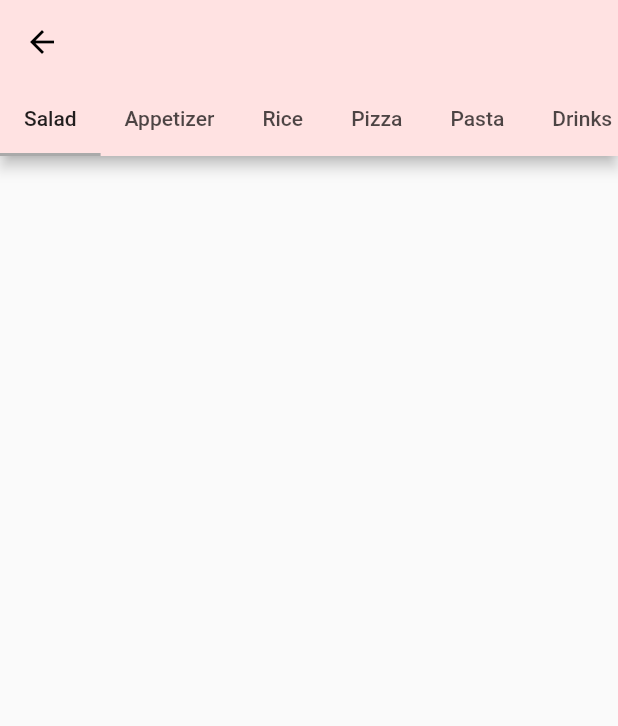
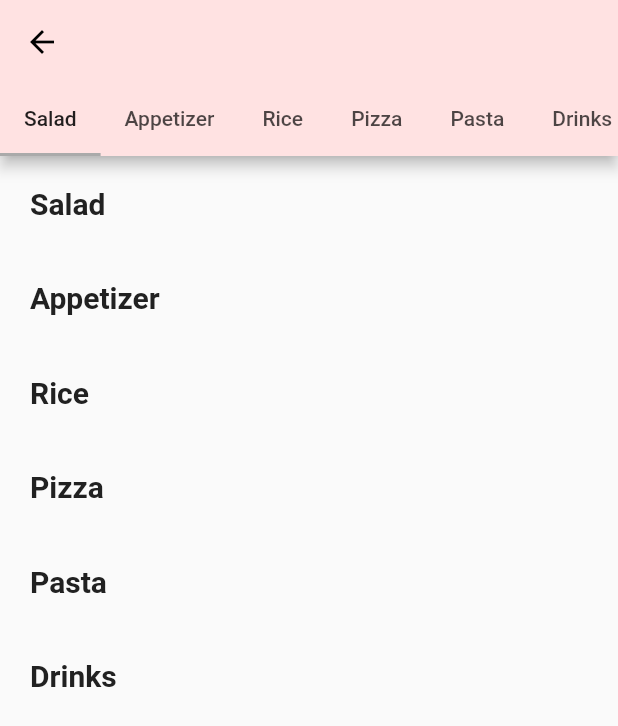
Before and after one commit to AliAkberAakash/food-panda-clone, a Flutter app: the MainBodyHome screen opened directly, on a phone screen of 412 x 824 dp. Shown: the top 726 px of the screen. Run offline on Flutter 3.47's test engine with Material 2 defaults, Android fonts, the phone set to English and light mode, and no system bars; our stand-ins replace bloc, data_connection_checker, dio, equatable, flutter_bloc, get_it and 1 more; accounts and stored records are empty; network calls fail; Roboto replaces fonts that are missing (Georgia, Montserrat).

Commit message:
added category test

```diff
--- a/lib/data/models/restaurant_details/food_item.dart
+++ b/lib/data/models/restaurant_details/food_item.dart
@@ -1,10 +1,11 @@
-import 'package:flutter/cupertino.dart';
+import 'package:flutter/material.dart';
 
 class FoodItem {
   String name;
+  String shortDescription;
   double price;
   String image = "";
 
-  FoodItem({@required this.name, @required this.price, this.image});
+  FoodItem({@required this.name,@required this.shortDescription, @required this.price, this.image});
 
 }
--- /dev/null
+++ b/lib/ui/features/home/widgets/category_widget.dart
@@ -0,0 +1,53 @@
+import 'package:flutter/material.dart';
+import 'package:food_panda_clone/data/models/restaurant_details/food_category.dart';
+import 'package:food_panda_clone/data/models/restaurant_details/food_item.dart';
+import 'package:food_panda_clone/utils/my_colors.dart';
+
+class CategoryWidget extends StatefulWidget {
+
+  final FoodCategory category;
+  final List<FoodItem> itemList;
+
+  const CategoryWidget({@required this.category, @required this.itemList});
+
+  @override
+  _CategoryWidgetState createState() => _CategoryWidgetState();
+}
+
+class _CategoryWidgetState extends State<CategoryWidget> {
+  @override
+  Widget build(BuildContext context) {
+    return Column(
+      crossAxisAlignment: CrossAxisAlignment.start,
+      children: [
+        Padding(
+          padding: const EdgeInsets.fromLTRB(20, 20, 0, 10),
+          child: Text(
+            widget.category.name,
+            style: TextStyle(
+              fontSize: 20,
+              fontWeight: FontWeight.bold,
+              color: text_color1,
+              fontFamily: "Montserrat"
+            ),
+          ),
+        ),
+        SizedBox(
+          height: 10,
+        ),
+        /*ListView.builder(
+          itemCount: widget.itemList.length,
+          itemBuilder: (context, index){
+            return Text(
+              widget.category.name,
+              style: TextStyle(
+                fontSize: 16,
+                fontWeight: FontWeight.bold,
+              ),
+            );
+          }
+        )*/
+      ],
+    );
+  }
+}
--- a/lib/ui/features/home/widgets/main_body_home.dart
+++ b/lib/ui/features/home/widgets/main_body_home.dart
@@ -1,5 +1,6 @@
 import 'package:flutter/material.dart';
 import 'package:food_panda_clone/data/models/restaurant_details/food_category.dart';
+import 'package:food_panda_clone/ui/features/home/widgets/category_widget.dart';
 import 'package:food_panda_clone/utils/data.dart';
 
 class MainBodyHome extends StatefulWidget {
@@ -45,6 +46,12 @@ class _MainBodyHomeState extends State<MainBodyHome> {
                 tabs: tabs,
               ),
             ),
+            body: ListView.builder(
+              itemCount: tabTextList.length,
+                itemBuilder: (context, index){
+                  return CategoryWidget(category:tabTextList[index], itemList: APP_DATA[tabTextList[index]],);
+                }
+            ),
           );
         }
         ),
--- a/lib/utils/data.dart
+++ b/lib/utils/data.dart
@@ -5,80 +5,148 @@ import 'package:food_panda_clone/data/models/restaurant_details/food_item.dart';
   FoodCategory(name: "Salad") : [
     FoodItem(
       name: "Mixed Raita",
+      shortDescription: "Lorem ipsum dolor sit amet, consectetur adipiscing elit, "
+          "sed do eiusmod tempor incididunt ut labore et dolore magna aliqua. "
+          "Ut enim ad minim veniam, quis nostrud exercitation ullamco laboris "
+          "nisi ut aliquip ex ea commodo consequat.",
       price: 150.00,
     ),
     FoodItem(
       name: "Onion Raita",
+      shortDescription: "Lorem ipsum dolor sit amet, consectetur adipiscing elit, "
+          "sed do eiusmod tempor incididunt ut labore et dolore magna aliqua. "
+          "Ut enim ad minim veniam, quis nostrud exercitation ullamco laboris "
+          "nisi ut aliquip ex ea commodo consequat.",
       price: 150.00,
     ),
   ],
   FoodCategory(name : "Appetizer") : [
     FoodItem(
       name: "Chicken Lollipop",
+      shortDescription: "Lorem ipsum dolor sit amet, consectetur adipiscing elit, "
+          "sed do eiusmod tempor incididunt ut labore et dolore magna aliqua. "
+          "Ut enim ad minim veniam, quis nostrud exercitation ullamco laboris "
+          "nisi ut aliquip ex ea commodo consequat.",
       price: 80.00,
     ),
     FoodItem(
       name: "French Fries",
+      shortDescription: "Lorem ipsum dolor sit amet, consectetur adipiscing elit, "
+          "sed do eiusmod tempor incididunt ut labore et dolore magna aliqua. "
+          "Ut enim ad minim veniam, quis nostrud exercitation ullamco laboris "
+          "nisi ut aliquip ex ea commodo consequat.",
       price: 80.00,
     ),
     FoodItem(
       name: "Crispy Fried Chicken",
+      shortDescription: "Lorem ipsum dolor sit amet, consectetur adipiscing elit, "
+          "sed do eiusmod tempor incididunt ut labore et dolore magna aliqua. "
+          "Ut enim ad minim veniam, quis nostrud exercitation ullamco laboris "
+          "nisi ut aliquip ex ea commodo consequat.",
       price: 80.00,
     ),
   ],
   FoodCategory(name : "Rice") : [
     FoodItem(
       name: "Rice Bowl 1",
+      shortDescription: "Lorem ipsum dolor sit amet, consectetur adipiscing elit, "
+          "sed do eiusmod tempor incididunt ut labore et dolore magna aliqua. "
+          "Ut enim ad minim veniam, quis nostrud exercitation ullamco laboris "
+          "nisi ut aliquip ex ea commodo consequat.",
       price: 160.00,
     ),
     FoodItem(
       name: "Rice Bowl 2",
+      shortDescription: "Lorem ipsum dolor sit amet, consectetur adipiscing elit, "
+          "sed do eiusmod tempor incididunt ut labore et dolore magna aliqua. "
+          "Ut enim ad minim veniam, quis nostrud exercitation ullamco laboris "
+          "nisi ut aliquip ex ea commodo consequat.",
       price: 180.00,
     ),
     FoodItem(
       name: "Teriyaki Rice Bowl",
+      shortDescription: "Lorem ipsum dolor sit amet, consectetur adipiscing elit, "
+          "sed do eiusmod tempor incididunt ut labore et dolore magna aliqua. "
+          "Ut enim ad minim veniam, quis nostrud exercitation ullamco laboris "
+          "nisi ut aliquip ex ea commodo consequat.",
       price: 200.00,
     ),
   ],
     FoodCategory(name : "Pizza") : [
       FoodItem(
         name: "Barbeque Pizza",
+        shortDescription: "Lorem ipsum dolor sit amet, consectetur adipiscing elit, "
+            "sed do eiusmod tempor incididunt ut labore et dolore magna aliqua. "
+            "Ut enim ad minim veniam, quis nostrud exercitation ullamco laboris "
+            "nisi ut aliquip ex ea commodo consequat.",
         price: 360.00,
       ),
       FoodItem(
         name: "Cheese Overloaded",
+        shortDescription: "Lorem ipsum dolor sit amet, consectetur adipiscing elit, "
+            "sed do eiusmod tempor incididunt ut labore et dolore magna aliqua. "
+            "Ut enim ad minim veniam, quis nostrud exercitation ullamco laboris "
+            "nisi ut aliquip ex ea commodo consequat.",
         price: 380.00,
       ),
       FoodItem(
         name: "Meat Lover",
+        shortDescription: "Lorem ipsum dolor sit amet, consectetur adipiscing elit, "
+            "sed do eiusmod tempor incididunt ut labore et dolore magna aliqua. "
+            "Ut enim ad minim veniam, quis nostrud exercitation ullamco laboris "
+            "nisi ut aliquip ex ea commodo consequat.",
         price: 400.00,
       ),
     ],
     FoodCategory(name : "Pasta") : [
       FoodItem(
         name: "Oven Baked",
+        shortDescription: "Lorem ipsum dolor sit amet, consectetur adipiscing elit, "
+            "sed do eiusmod tempor incididunt ut labore et dolore magna aliqua. "
+            "Ut enim ad minim veniam, quis nostrud exercitation ullamco laboris "
+            "nisi ut aliquip ex ea commodo consequat.",
         price: 260.00,
       ),
       FoodItem(
         name: "White Sauce Pasta",
+        shortDescription: "Lorem ipsum dolor sit amet, consectetur adipiscing elit, "
+            "sed do eiusmod tempor incididunt ut labore et dolore magna aliqua. "
+            "Ut enim ad minim veniam, quis nostrud exercitation ullamco laboris "
+            "nisi ut aliquip ex ea commodo consequat.",
         price: 280.00,
       ),
       FoodItem(
         name: "Chef Special Pasta",
+        shortDescription: "Lorem ipsum dolor sit amet, consectetur adipiscing elit, "
+            "sed do eiusmod tempor incididunt ut labore et dolore magna aliqua. "
+            "Ut enim ad minim veniam, quis nostrud exercitation ullamco laboris "
+            "nisi ut aliquip ex ea commodo consequat.",
         price: 300.00,
       ),
     ],
   FoodCategory(name : "Drinks") : [
     FoodItem(
       name: "Diet Coke",
+      shortDescription: "Lorem ipsum dolor sit amet, consectetur adipiscing elit, "
+          "sed do eiusmod tempor incididunt ut labore et dolore magna aliqua. "
+          "Ut enim ad minim veniam, quis nostrud exercitation ullamco laboris "
+          "nisi ut aliquip ex ea commodo consequat.",
       price: 80.00,
     ),
     FoodItem(
       name: "Sprite",
+      shortDescription: "Lorem ipsum dolor sit amet, consectetur adipiscing elit, "
+          "sed do eiusmod tempor incididunt ut labore et dolore magna aliqua. "
+          "Ut enim ad minim veniam, quis nostrud exercitation ullamco laboris "
+          "nisi ut aliquip ex ea commodo consequat.",
       price: 60.00,
     ),
     FoodItem(
       name: "Chocolate Cold Coffee",
+      shortDescription: "Lorem ipsum dolor sit amet, consectetur adipiscing elit, "
+          "sed do eiusmod tempor incididunt ut labore et dolore magna aliqua. "
+          "Ut enim ad minim veniam, quis nostrud exercitation ullamco laboris "
+          "nisi ut aliquip ex ea commodo consequat.",
       price: 120.00,
     ),
   ],
--- a/lib/utils/my_colors.dart
+++ b/lib/utils/my_colors.dart
@@ -2,6 +2,10 @@ import 'package:flutter/rendering.dart';
 
 const white = Color(0xffffffff);
 const black = Color(0xff000000);
+
+//theme color
 const primary = Color(0xffffe2e2);
 const primary_dark = Color(0xffffc7c7);
 const accent = Color(0xffaaaaaa);
+
+const text_color1 = Color(0xff212121);
```
